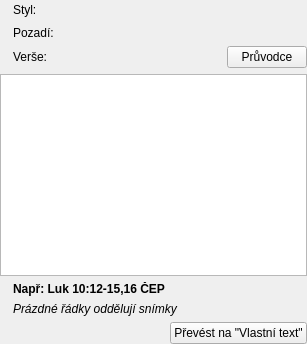
This is src/presentation/native/presentationpropertieswidget_bibleverse.ui in CZDanol/StrawLumen as Qt 5 draws it before an edit. The edited form follows.
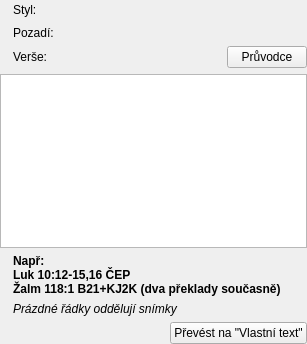
This is the edited form. Icons and pictures are not drawn. Custom widgets are drawn as their Qt base class.

The edit to the form file:
```diff
--- a/src/presentation/native/presentationpropertieswidget_bibleverse.ui
+++ b/src/presentation/native/presentationpropertieswidget_bibleverse.ui
@@ -132,13 +132,12 @@
       <widget class="QLabel" name="label_8">
        <property name="font">
         <font>
-         <weight>75</weight>
          <italic>false</italic>
          <bold>true</bold>
         </font>
        </property>
        <property name="text">
-        <string>Např: Luk 10:12-15,16 ČEP</string>
+        <string>&lt;html&gt;&lt;head/&gt;&lt;body&gt;&lt;p&gt;Např:&lt;br/&gt;Luk 10:12-15,16 ČEP&lt;br/&gt;Žalm 118:1 B21+KJ2K (dva překlady současně)&lt;/p&gt;&lt;/body&gt;&lt;/html&gt;</string>
        </property>
       </widget>
      </item>
```
